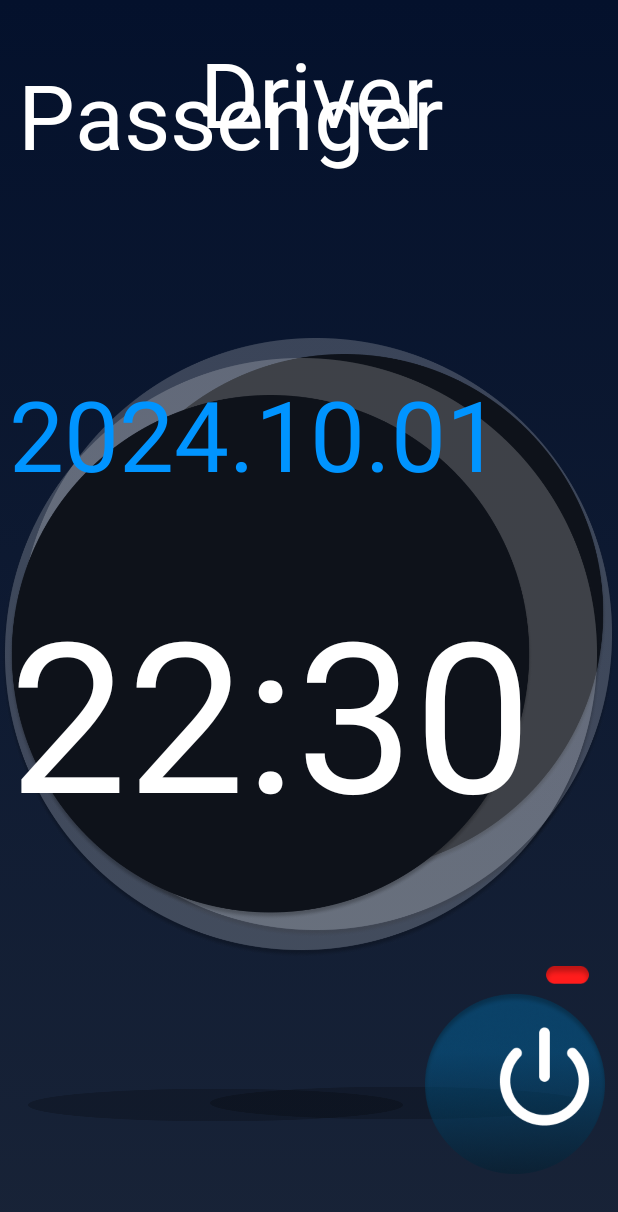
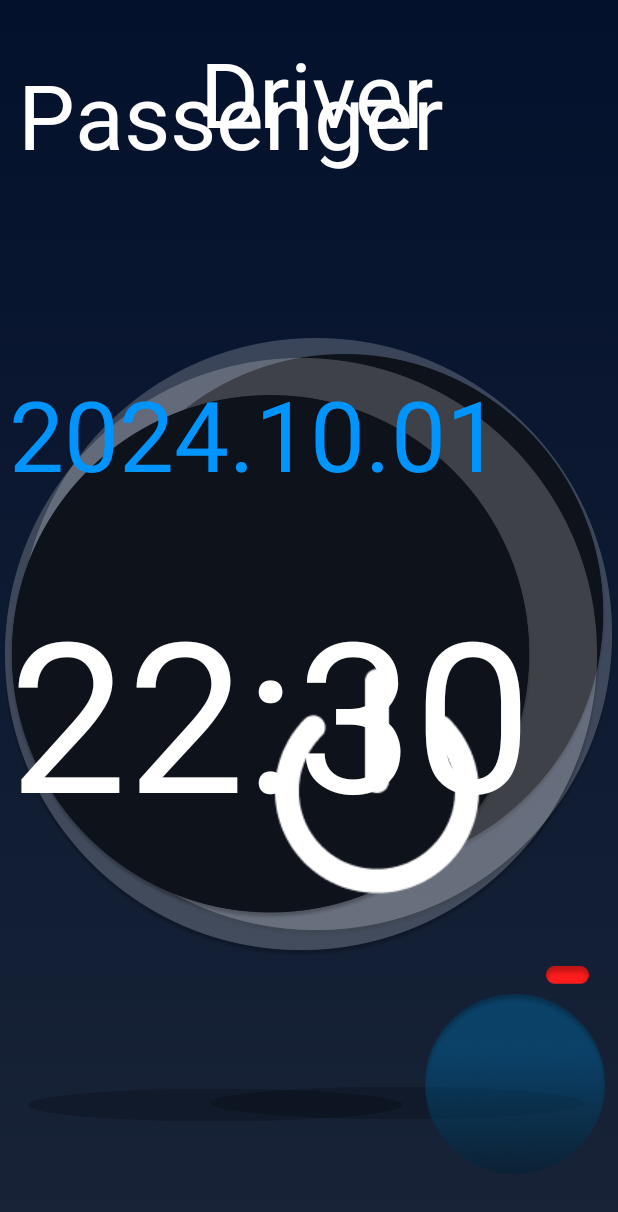
Before and after one commit to AfrianNico/Android_Auto_HVAC, an Android app: the layout activity_main.xml on its own in the app's theme, with its tools: preview values and no code run, on a phone screen of 412 x 824 dp. Shown: the top 1212 px of the screen. Run offline under Robolectric (Android 15) with nearby library versions, the phone set to English and light mode, and no system bars.

Commit message:
tambah button power

```diff
--- a/app/src/main/res/layout/activity_main.xml
+++ b/app/src/main/res/layout/activity_main.xml
@@ -93,18 +93,6 @@
 
     <ImageView
         android:id="@+id/imageView4"
-        android:layout_width="70dp"
-        android:layout_height="70dp"
-        app:layout_constraintBottom_toBottomOf="parent"
-        app:layout_constraintEnd_toEndOf="parent"
-        app:layout_constraintHorizontal_bias="0.96"
-        app:layout_constraintStart_toStartOf="parent"
-        app:layout_constraintTop_toTopOf="parent"
-        app:layout_constraintVertical_bias="0.905"
-        tools:srcCompat="@drawable/Power" />
-
-    <ImageView
-        android:id="@+id/imageView4"
         android:layout_width="30dp"
         android:layout_height="12.32dp"
         app:layout_constraintBottom_toBottomOf="parent"
@@ -171,4 +159,17 @@
         app:layout_constraintTop_toTopOf="parent"
         app:layout_constraintVertical_bias="0.565" />
 
+    <ImageButton
+        android:id="@+id/imageButton"
+        android:layout_width="144dp"
+        android:layout_height="154dp"
+        android:background="?android:attr/selectableItemBackground"
+        app:layout_constraintBottom_toBottomOf="parent"
+        app:layout_constraintEnd_toEndOf="parent"
+        app:layout_constraintHorizontal_bias="0.669"
+        app:layout_constraintStart_toStartOf="parent"
+        app:layout_constraintTop_toTopOf="parent"
+        app:layout_constraintVertical_bias="0.662"
+        tools:srcCompat="@drawable/Power" />
+
 </androidx.constraintlayout.widget.ConstraintLayout>
```
